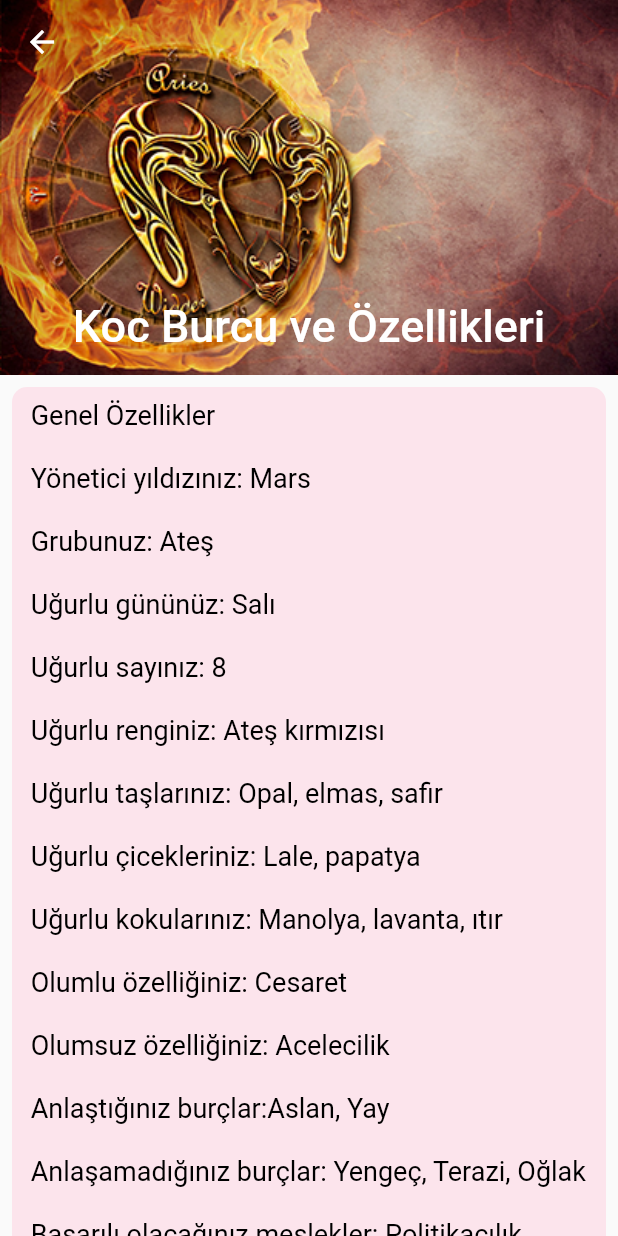
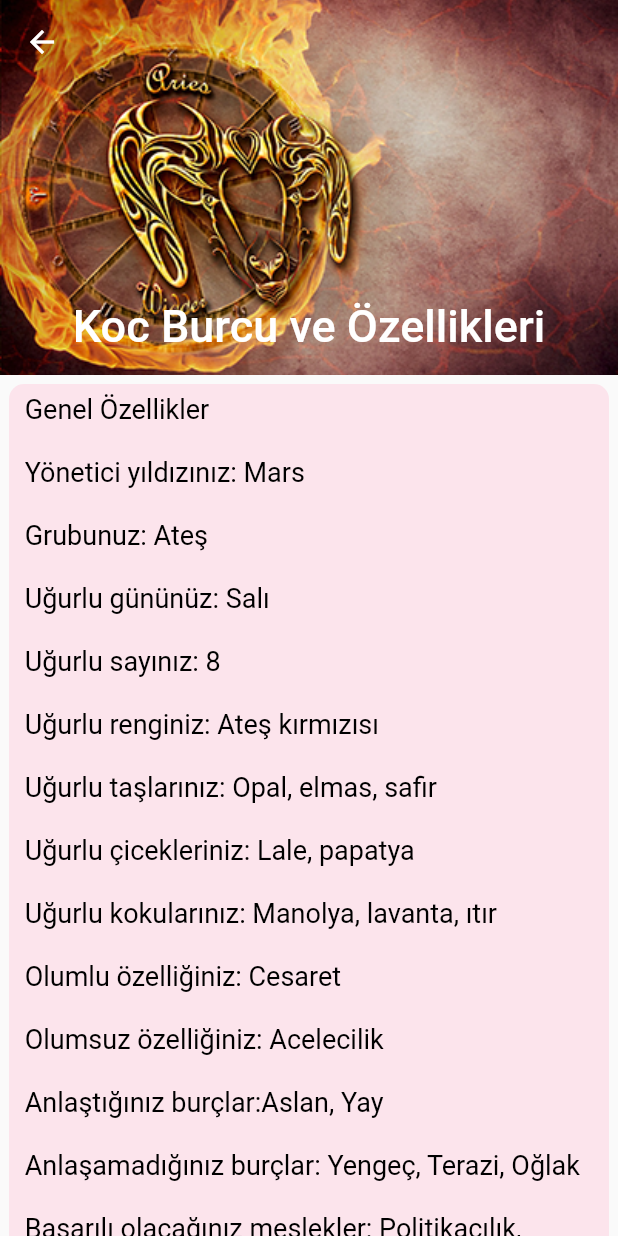
Before and after one commit to UysalMustafaa/Zodiac-Sign, a Flutter app: the screen it shows after launch, after a tap on "Koc", on a phone screen of 412 x 824 dp. Run offline on Flutter 3.47's test engine with Material 2 defaults, Android fonts, the phone set to English and light mode, and no system bars; our stand-ins replace palette_generator.

```diff
--- a/lib/burc_detay.dart
+++ b/lib/burc_detay.dart
@@ -65,8 +65,8 @@ class BurcDetayState extends State<BurcDetay> {
           ),
           SliverToBoxAdapter(
             child: Container(
-              margin: EdgeInsets.all(8),
-              padding: EdgeInsets.all(8),
+              margin: EdgeInsets.all(6),
+              padding: EdgeInsets.all(6),
               decoration: BoxDecoration(
                 color: Colors.pink.shade50,
                 borderRadius: BorderRadius.all(Radius.circular(10)),
```
